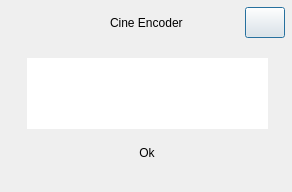
Qt form app/taskcomplete.ui (CineEncoder/cine-encoder) before a commit.
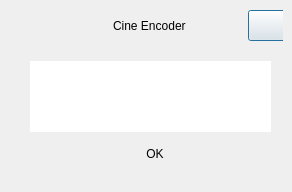
The same form after that commit. Icons and pictures are not drawn.

Patch:
```diff
--- a/app/taskcomplete.ui
+++ b/app/taskcomplete.ui
@@ -43,16 +43,16 @@
   </property>
   <layout class="QGridLayout" name="gridLayout">
    <property name="leftMargin">
-    <number>6</number>
+    <number>9</number>
    </property>
    <property name="topMargin">
-    <number>6</number>
+    <number>9</number>
    </property>
    <property name="rightMargin">
-    <number>6</number>
+    <number>9</number>
    </property>
    <property name="bottomMargin">
-    <number>6</number>
+    <number>9</number>
    </property>
    <property name="spacing">
     <number>0</number>
@@ -280,8 +280,8 @@
              <rect>
               <x>100</x>
               <y>100</y>
-              <width>80</width>
-              <height>30</height>
+              <width>90</width>
+              <height>25</height>
              </rect>
             </property>
             <property name="sizePolicy">
@@ -292,12 +292,18 @@
             </property>
             <property name="minimumSize">
              <size>
-              <width>80</width>
-              <height>30</height>
+              <width>90</width>
+              <height>25</height>
+             </size>
+            </property>
+            <property name="maximumSize">
+             <size>
+              <width>90</width>
+              <height>25</height>
              </size>
             </property>
             <property name="text">
-             <string>Ok</string>
+             <string>OK</string>
             </property>
             <property name="autoDefault">
              <bool>false</bool>
```
Left out of the diff: 8 changed lines with no effect on the pictures.
